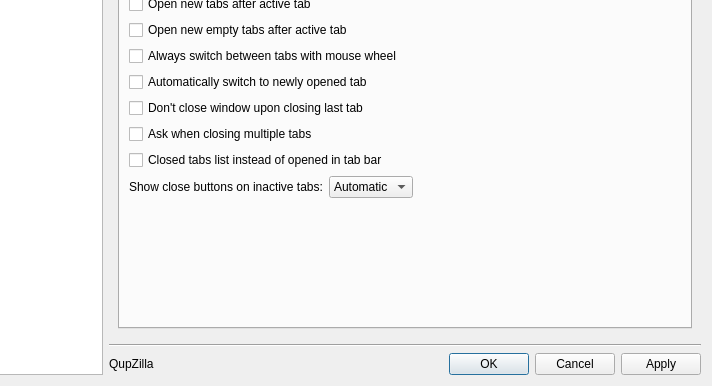
Old version of the form src/lib/preferences/preferences.ui in the repository QupZilla/qupzilla; both pictures show x 128 to 840 and y 168 to 554 of the 840 by 554 pixel window.
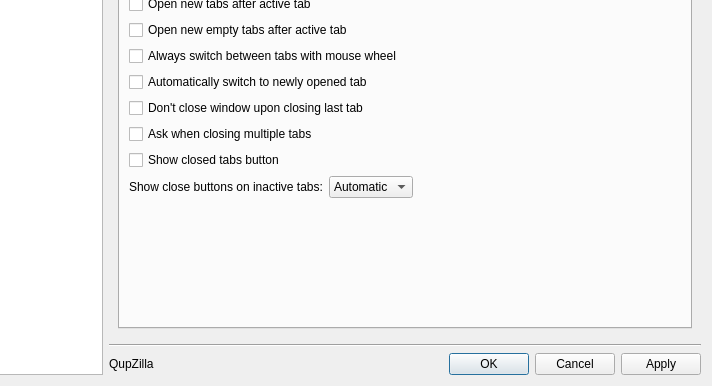
New version of the form. The open tabs and pages were chosen to show the change. Custom widgets are drawn as their Qt base class.

Commit message:
[ClosedTabsButton] New button in the right corner of tabbar
Added icon for Linux theme.
But it needs a new icon for other themes...

The edit to the form file:
```diff
--- a/src/lib/preferences/preferences.ui
+++ b/src/lib/preferences/preferences.ui
@@ -759,7 +759,7 @@
                <item>
                 <widget class="QCheckBox" name="closedInsteadOpened">
                  <property name="text">
-                  <string>Closed tabs list instead of opened in tab bar</string>
+                  <string>Show closed tabs button</string>
                  </property>
                 </widget>
                </item>
```
Left out of the diff: 2 changed lines with no effect on the pictures. The commit also changes 18 other files.
